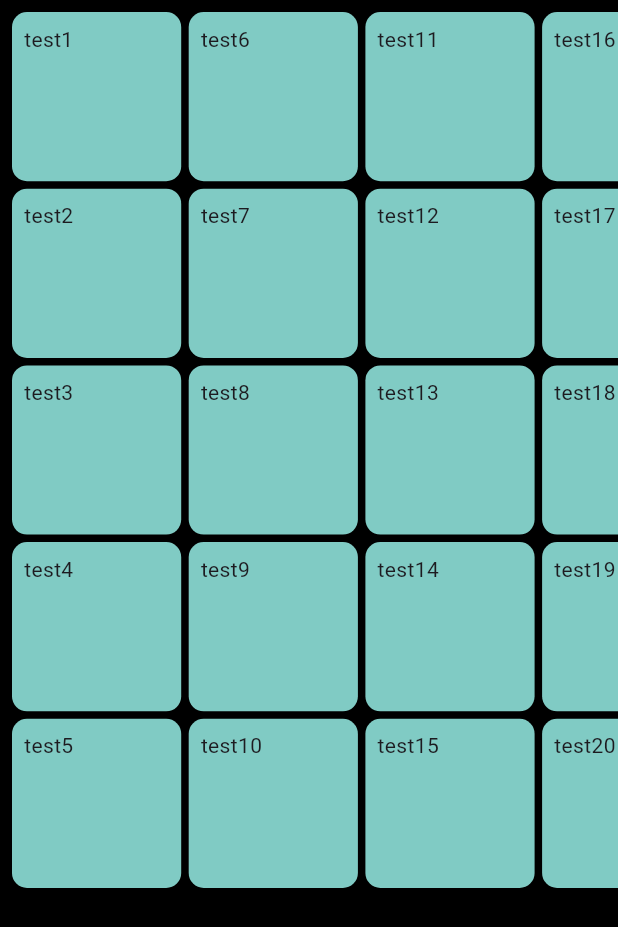
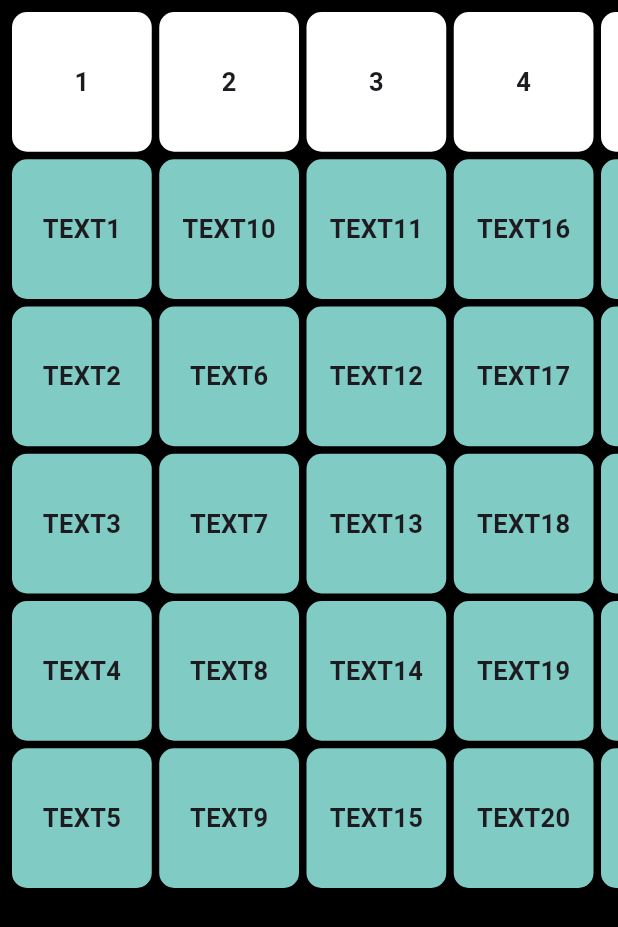
Before and after one commit to Vaishnavtech/timet, a Flutter app: the screenone screen opened directly, on a phone screen of 412 x 824 dp. Shown: the top 927 px of the screen. Run offline on Flutter 3.47's test engine with Material 3 defaults, Android fonts, the phone set to English and light mode, and no system bars.

Commit message:
Minor Changes,hdr added

```diff
--- a/lib/screen2.dart
+++ b/lib/screen2.dart
@@ -9,15 +9,40 @@ class box extends StatelessWidget {
   Widget build(BuildContext context) {
 
     return Container(
+      alignment: Alignment.center,
       decoration: BoxDecoration(
                     borderRadius: BorderRadius.circular(10),
                     color: Colors.teal[200],
                   ),
                   padding: const EdgeInsets.all(8),
-                  child:  Text(boxText),
+                  child:  Text(boxText,style: TextStyle(fontWeight: FontWeight.bold,fontSize: 17),),
     );
   }
 }
+
+class hdr extends StatelessWidget {
+
+    String boxText;
+    hdr(this.boxText);
+
+  @override
+  Widget build(BuildContext context) {
+
+    return Container(
+
+
+      alignment: Alignment.center,
+      decoration: BoxDecoration(
+                    borderRadius: BorderRadius.circular(10),
+                    color: Color.fromARGB(255, 255, 255, 255),
+                  ),
+                  padding: const EdgeInsets.all(8),
+
+                  child:  Text(boxText,style: TextStyle(fontWeight: FontWeight.bold,fontSize: 17),),
+    );
+  }
+}
+
 
 class screenone extends StatelessWidget {
   const screenone({super.key});
@@ -30,43 +55,55 @@ class screenone extends StatelessWidget {
           child: SizedBox(
             height: 600,
             child: GridView.count(
+
               scrollDirection: Axis.horizontal,
               primary: true,
               padding: const EdgeInsets.all(8),
               crossAxisSpacing: 5,
               mainAxisSpacing: 5,
-              crossAxisCount: 5,
+              crossAxisCount: 6,
               children: [
-                box("test1"),
-                box("test2"),
-                box("test3"),
-                box("test4"),
-                box("test5"),
-                box("test6"),
-                box("test7"),
-                box("test8"),
-                box("test9"),
-                box("test10"),
-                box("test11"),
-                box("test12"),
-                box("test13"),
-                box("test14"),
-                box("test15"),
-                box("test16"),
-                box("test17"),
-                box("test18"),
-                box("test19"),
-                box("test20"),
-                box("test21"),
-                box("test22"),
-                box("test23"),
-                box("test24"),
-                box("test25"),
-                box("test26"),
-                box("test27"),
-                box("test28"),
-                box("test29"),
-                box("test30"),
+                hdr("1"),
+                box("TEXT1"),
+                box("TEXT2"),
+                box("TEXT3"),
+                box("TEXT4"),
+                box("TEXT5"),
+
+                hdr("2"),
+                box("TEXT10"),
+                box("TEXT6"),
+                box("TEXT7"),
+                box("TEXT8"),
+                box("TEXT9"),
+
+                hdr("3"),
+                box("TEXT11"),
+                box("TEXT12"),
+                box("TEXT13"),
+                box("TEXT14"),
+                box("TEXT15"),
+
+                hdr("4"),
+                box("TEXT16"),
+                box("TEXT17"),
+                box("TEXT18"),
+                box("TEXT19"),
+                box("TEXT20"),
+
+                hdr("5"),
+                box("TEXT21"),
+                box("TEXT22"),
+                box("TEXT23"),
+                box("TEXT24"),
+                box("TEXT25"),
+
+                hdr("6"),
+                box("TEXT26"),
+                box("TEXT27"),
+                box("TEXT28"),
+                box("TEXT29"),
+                box("TEXT30"),
               ],
             ),
           ),
--- a/pubspec.yaml
+++ b/pubspec.yaml
@@ -46,6 +46,9 @@ flutter_launcher_icons:
   android: "launcher_icon"
   ios: true
   image_path: "assets/icon.png"
+  adaptive_icon_foreground: "assets/icon.png"
+  adaptive_icon_background: "#FF0000"
+  adaptive_icon_padding: true
   # The "flutter_lints" package below contains a set of recommended lints to
   # encourage good coding practices. The lint set provided by the package is
   # activated in the `analysis_options.yaml` file located at the root of your
```
Also changed, not shown: 7 other files.
